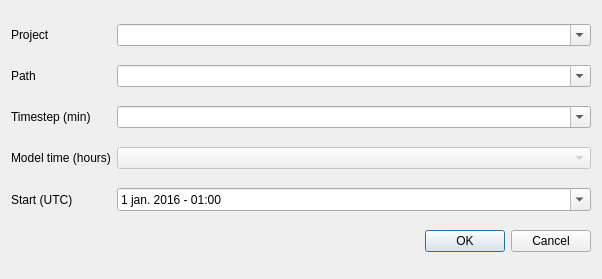
Qt form jrodos_dialog_base.ui (rduivenvoorde/jrodos) before a commit.
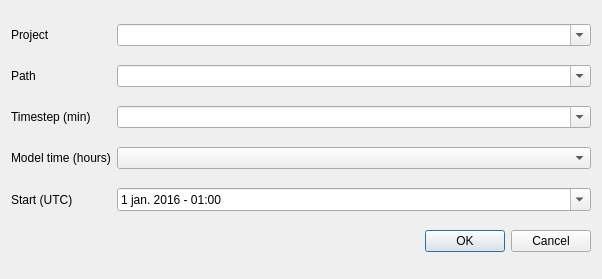
The same form after that commit.

What changed in the file:
```diff
--- a/jrodos_dialog_base.ui
+++ b/jrodos_dialog_base.ui
@@ -99,7 +99,7 @@
    <item row="3" column="1">
     <widget class="QComboBox" name="combo_model_length">
      <property name="enabled">
-      <bool>false</bool>
+      <bool>true</bool>
      </property>
     </widget>
    </item>
```
